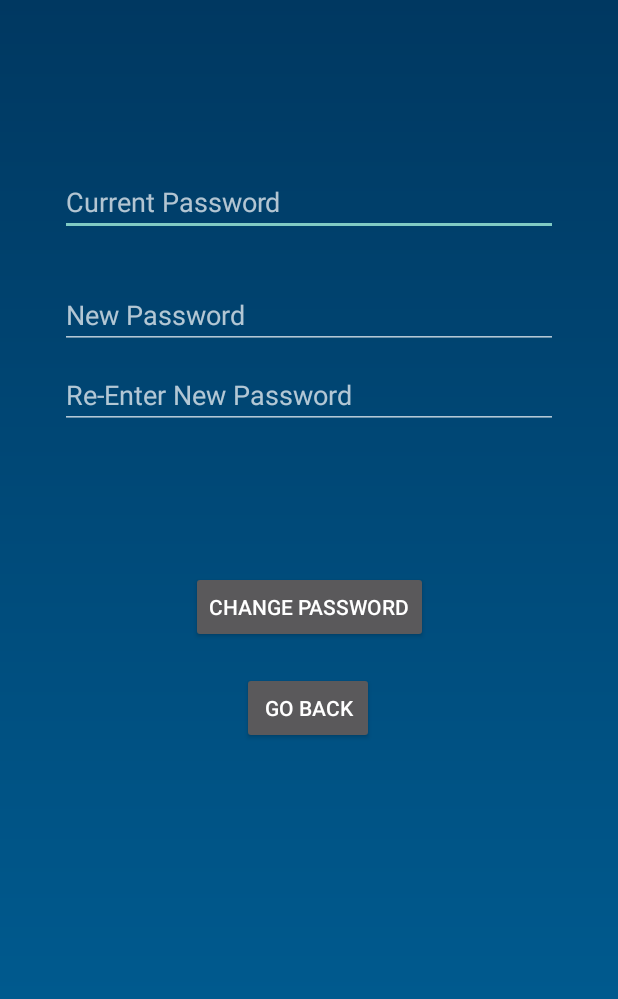
After one commit to ajonpstz/Gamified-Learning-App, an Android app: the ChangePassword screen opened directly, with no data from a screen before it, on a phone screen of 412 x 824 dp. The commit adds this screen. Shown: the top 999 px of the screen. Run offline under Robolectric (Android 15) with nearby library versions, the phone set to English and light mode, and no system bars; our stand-ins replace Firebase (no records; nobody signed in at launch, a user with empty details on screens opened directly); Roboto replaces fonts that are not available here.

Commit message:
Added Change Password Activity
Created the xml and started the code. Reauth does not work atm & it doesnt check if password is null or if its 6+ characters.

Brad

```diff
--- a/app/build.gradle
+++ b/app/build.gradle
@@ -36,6 +36,9 @@ dependencies {
     implementation fileTree(dir: 'libs', include: ['*.jar'])
     implementation 'androidx.appcompat:appcompat:1.1.0'
     implementation 'androidx.constraintlayout:constraintlayout:1.1.3'
+    implementation 'com.google.android.material:material:1.0.0'
+    implementation 'androidx.annotation:annotation:1.0.2'
+    implementation 'androidx.lifecycle:lifecycle-extensions:2.0.0'
     testImplementation 'junit:junit:4.12'
     testImplementation 'androidx.test:core:1.2.0'
     testImplementation 'org.mockito:mockito-core:1.10.19'
--- a/app/src/main/AndroidManifest.xml
+++ b/app/src/main/AndroidManifest.xml
@@ -12,7 +12,11 @@
         android:supportsRtl="true"
         android:theme="@style/Theme.AppCompat.NoActionBar"
         android:usesCleartextTraffic="true">
-        <activity android:name=".Courses"></activity>
+        <activity android:name=".ChangePassword"></activity>
+        <activity
+            android:name=".ui.login.ChangePasswordActivity"
+            android:label="@string/title_activity_change_password" />
+        <activity android:name=".Courses" />
         <activity android:name=".Homepage" />
         <activity android:name=".MainActivity">
             <intent-filter>
--- /dev/null
+++ b/app/src/main/java/com/example/gamified_learning_app/ChangePassword.java
@@ -0,0 +1,79 @@
+// this activity is the page where you can change your password for your account
+
+package com.example.gamified_learning_app;
+
+import androidx.annotation.NonNull;
+import androidx.appcompat.app.AppCompatActivity;
+
+import android.content.Intent;
+import android.net.wifi.hotspot2.pps.Credential;
+import android.os.Bundle;
+import android.view.View;
+import android.widget.TextView;
+import android.widget.Toast;
+
+import com.google.android.gms.tasks.OnCompleteListener;
+import com.google.android.gms.tasks.Task;
+import com.google.firebase.auth.AuthCredential;
+import com.google.firebase.auth.EmailAuthProvider;
+import com.google.firebase.auth.FirebaseAuth;
+import com.google.firebase.auth.FirebaseUser;
+
+public class ChangePassword extends AppCompatActivity
+{
+    private FirebaseAuth mAuth;
+    private FirebaseUser user;
+    private AuthCredential mCred;
+
+    @Override
+    protected void onCreate(Bundle savedInstanceState)
+    {
+        super.onCreate(savedInstanceState);
+        setContentView(R.layout.activity_change_password);
+
+        mAuth = FirebaseAuth.getInstance();
+        user = mAuth.getCurrentUser();
+    }
+
+    public void submitChangePass(View view) {
+        TextView oldPassView = findViewById(R.id.oldPass);
+        TextView newPass1View = findViewById(R.id.newPass1);
+        TextView newPass2View = findViewById(R.id.newPass2);
+
+        String oldPass = oldPassView.getText().toString(),
+                newPass1 = newPass1View.getText().toString(),
+                newPass2 = newPass2View.getText().toString();
+
+        mCred = EmailAuthProvider.getCredential(user.getEmail(), oldPass);
+
+        // check password
+        user.reauthenticate(mCred).addOnCompleteListener(task -> {
+                if (task.isSuccessful()) {
+                    // check if new passwords match
+                    if (newPass1.equals(newPass2)) {
+                        user.updatePassword(newPass1).addOnCompleteListener( task2 -> {
+                            if (task2.isSuccessful()) {
+                                Toast.makeText(ChangePassword.this, "Password Changed", Toast.LENGTH_LONG).show();
+                            } else {
+                                Toast.makeText(ChangePassword.this, "Error, unable to change password.", Toast.LENGTH_LONG).show();
+                            }
+                        });
+                    } else {
+                        Toast.makeText(ChangePassword.this, "New Passwords don't match!", Toast.LENGTH_LONG).show();
+                    }
+                } else {
+                    Toast.makeText(ChangePassword.this, "Incorrect Password!", Toast.LENGTH_LONG).show();
+                }
+            });
+
+
+    }
+
+    public void goBack(View view){
+        Intent intent = new Intent(this, Homepage.class);
+        startActivity(intent);
+        overridePendingTransition(0, 0);
+    }
+
+
+}
--- /dev/null
+++ b/app/src/main/res/layout/activity_change_password.xml
@@ -0,0 +1,114 @@
+<?xml version="1.0" encoding="utf-8"?>
+<androidx.constraintlayout.widget.ConstraintLayout xmlns:android="http://schemas.android.com/apk/res/android"
+    xmlns:app="http://schemas.android.com/apk/res-auto"
+    android:id="@+id/container"
+    android:layout_width="match_parent"
+    android:layout_height="match_parent"
+    android:paddingLeft="@dimen/activity_horizontal_margin"
+    android:paddingTop="@dimen/activity_vertical_margin"
+    android:paddingRight="@dimen/activity_horizontal_margin"
+    android:paddingBottom="@dimen/activity_vertical_margin"
+    android:background="@drawable/gradient">
+
+    <EditText
+        android:id="@+id/oldPass"
+        android:layout_width="0dp"
+        android:layout_height="wrap_content"
+        android:layout_marginStart="24dp"
+        android:layout_marginTop="96dp"
+        android:layout_marginEnd="24dp"
+        android:hint="@string/prompt_oldPassword"
+        android:inputType="textPassword"
+        android:selectAllOnFocus="true"
+        app:layout_constraintEnd_toEndOf="parent"
+        app:layout_constraintStart_toStartOf="parent"
+        app:layout_constraintTop_toTopOf="parent"
+        android:textColor="@color/colorText"/>
+
+
+    <EditText
+        android:id="@+id/newPass1"
+        android:layout_width="0dp"
+        android:layout_height="wrap_content"
+        android:layout_marginStart="24dp"
+        android:layout_marginTop="30dp"
+        android:layout_marginEnd="24dp"
+        android:hint="@string/prompt_newPassword"
+        android:imeOptions="actionDone"
+        android:inputType="textPassword"
+        android:selectAllOnFocus="true"
+        app:layout_constraintEnd_toEndOf="parent"
+        app:layout_constraintStart_toStartOf="parent"
+        app:layout_constraintTop_toBottomOf="@+id/oldPass"
+        android:textColor="@color/colorText"/>
+
+    <EditText
+        android:id="@+id/newPass2"
+        android:layout_width="0dp"
+        android:layout_height="wrap_content"
+        android:layout_marginStart="24dp"
+        android:layout_marginTop="8dp"
+        android:layout_marginEnd="24dp"
+        android:hint="@string/prompt_newPassword2"
+        android:imeOptions="actionDone"
+        android:inputType="textPassword"
+        android:selectAllOnFocus="true"
+        app:layout_constraintEnd_toEndOf="parent"
+        app:layout_constraintStart_toStartOf="parent"
+        app:layout_constraintTop_toBottomOf="@+id/newPass1"
+        android:textColor="@color/colorText"/>
+
+    <Button
+        android:id="@+id/changePassword"
+        android:layout_width="wrap_content"
+        android:layout_height="wrap_content"
+        android:layout_gravity="start"
+        android:layout_marginStart="48dp"
+        android:layout_marginTop="16dp"
+        android:layout_marginEnd="48dp"
+        android:layout_marginBottom="64dp"
+        android:enabled="true"
+        android:onClick="submitChangePass"
+        android:text="@string/title_activity_change_password"
+        app:layout_constraintBottom_toBottomOf="parent"
+        app:layout_constraintEnd_toEndOf="parent"
+        app:layout_constraintStart_toStartOf="parent"
+        app:layout_constraintTop_toBottomOf="@+id/newPass2"
+        app:layout_constraintVertical_bias="0.2"
+        android:textColor="@color/colorText"/>
+
+    <Button
+        android:id="@+id/goBack"
+        android:layout_width="wrap_content"
+        android:layout_height="wrap_content"
+        android:layout_gravity="start"
+        android:layout_marginStart="48dp"
+        android:layout_marginEnd="48dp"
+        android:enabled="true"
+        android:text="@string/goBack"
+        android:onClick="goBack"
+        app:layout_constraintBottom_toBottomOf="parent"
+        app:layout_constraintEnd_toEndOf="parent"
+        app:layout_constraintHorizontal_bias="0.496"
+        app:layout_constraintStart_toStartOf="parent"
+        app:layout_constraintTop_toBottomOf="@+id/changePassword"
+        app:layout_constraintVertical_bias="0.059"
+        android:textColor="@color/colorText"/>
+
+    <ProgressBar
+        android:id="@+id/loading"
+        android:layout_width="wrap_content"
+        android:layout_height="wrap_content"
+        android:layout_gravity="center"
+        android:layout_marginStart="32dp"
+        android:layout_marginTop="64dp"
+        android:layout_marginEnd="32dp"
+        android:layout_marginBottom="64dp"
+        android:visibility="gone"
+        app:layout_constraintBottom_toBottomOf="parent"
+        app:layout_constraintEnd_toEndOf="@+id/newPass2"
+        app:layout_constraintStart_toStartOf="@+id/newPass2"
+        app:layout_constraintTop_toTopOf="parent"
+        app:layout_constraintVertical_bias="0.3" />
+
+</androidx.constraintlayout.widget.ConstraintLayout>
--- a/app/src/main/res/layout/activity_homepage.xml
+++ b/app/src/main/res/layout/activity_homepage.xml
@@ -228,6 +228,7 @@
                 android:layout_width="wrap_content"
                 android:layout_height="wrap_content"
                 android:layout_weight="1"
+                android:onClick="goToChangePass"
                 android:text="Change Password" />
 
             <Space
--- /dev/null
+++ b/app/src/main/res/values/dimens.xml
@@ -0,0 +1,5 @@
+<resources>
+    <!-- Default screen margins, per the Android Design guidelines. -->
+    <dimen name="activity_horizontal_margin">16dp</dimen>
+    <dimen name="activity_vertical_margin">16dp</dimen>
+</resources>
--- a/app/src/main/res/values/strings.xml
+++ b/app/src/main/res/values/strings.xml
@@ -9,4 +9,12 @@
     <string name="attemptedTitle">All Tasks:</string>
     <string name="emailTitle">Email:</string>
     <string name="SuccessRateTitle">Success Rate:</string>
+    <string name="title_activity_change_password">Change Password</string>
+    <string name="prompt_email">Email</string>
+    <string name="prompt_password">Password</string>
+    <string name="login_failed">"Login failed"</string>
+    <string name="prompt_newPassword">New Password</string>
+    <string name="prompt_newPassword2">Re-Enter New Password</string>
+    <string name="goBack">Go Back</string>
+    <string name="prompt_oldPassword">Current Password</string>
 </resources>
```
Also changed, not shown: app/src/main/java/com/example/gamified_learning_app/Homepage.java (+9 -8 lines), app/src/main/java/com/example/gamified_learning_app/MainActivity.java (+4 -20 lines).
